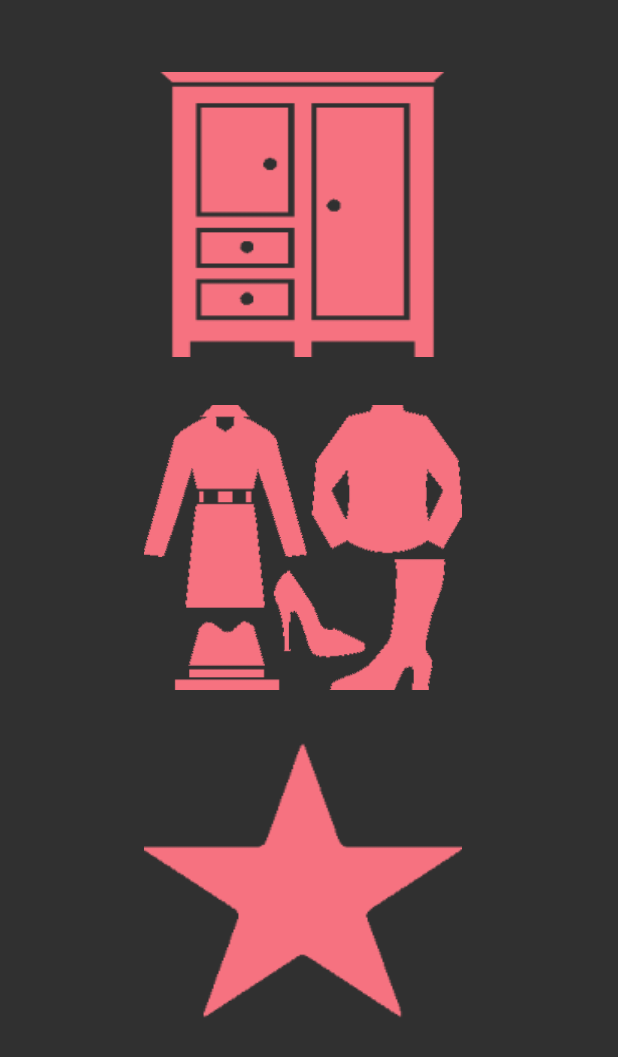
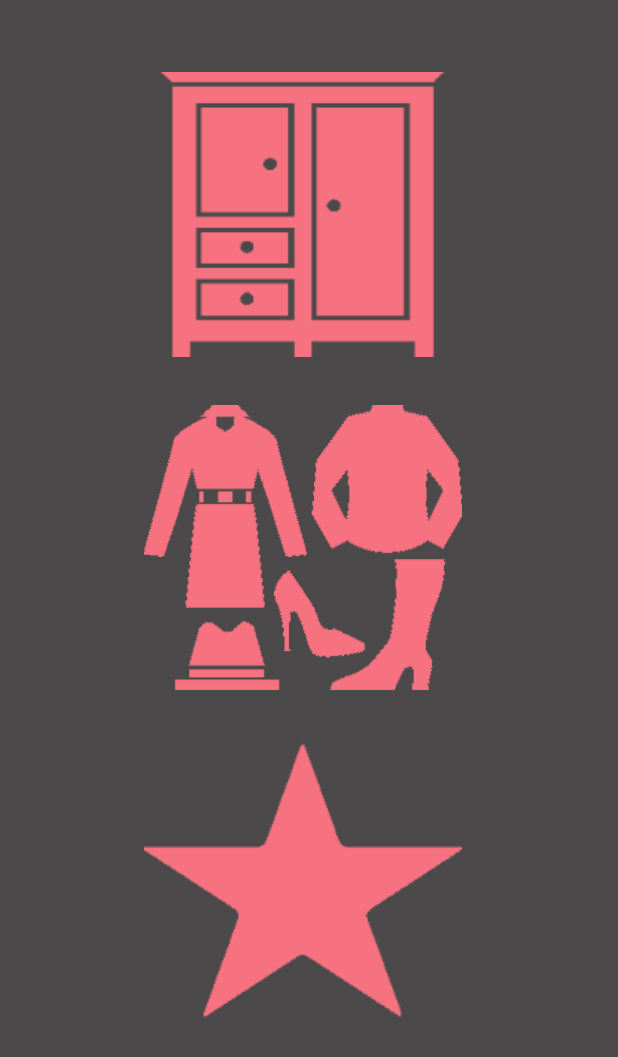
Before and after one commit to Chac092/VirtualStyles, an Android app: the Activity_Menu screen opened directly, with no data from a screen before it, on a phone screen of 412 x 824 dp. Shown: the top 1057 px of the screen. Run offline under Robolectric (Android 15) with nearby library versions, the phone set to English and light mode, and no system bars.

Commit message:
Mejora visual V.2

```diff
--- a/app/src/main/res/layout/activity_menu.xml
+++ b/app/src/main/res/layout/activity_menu.xml
@@ -4,6 +4,7 @@
     xmlns:tools="http://schemas.android.com/tools"
     android:layout_width="match_parent"
     android:layout_height="match_parent"
+    android:background="#4B4949"
     tools:context=".Activity_Menu">
 
     <Button
```
